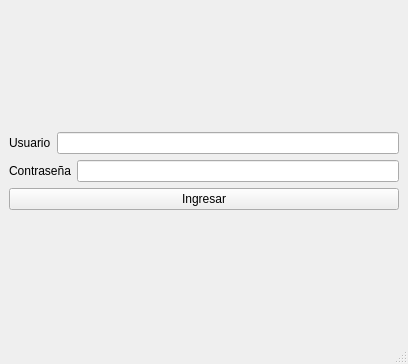
Before: the Qt Designer form ui/login.ui in FacuMillo35/digitalizacion_minutas, drawn with Qt 5.
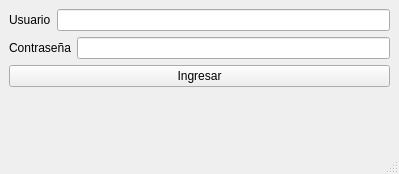
After: the same form once the commit is applied.

Patch:
```diff
--- a/ui/login.ui
+++ b/ui/login.ui
@@ -6,16 +6,16 @@
    <rect>
     <x>0</x>
     <y>0</y>
-    <width>408</width>
-    <height>364</height>
+    <width>399</width>
+    <height>174</height>
    </rect>
   </property>
   <property name="windowTitle">
    <string>MainWindow</string>
   </property>
   <widget class="QWidget" name="centralwidget">
-   <layout class="QGridLayout" name="gridLayout">
-    <item row="0" column="0">
+   <layout class="QVBoxLayout" name="verticalLayout_3">
+    <item>
      <layout class="QVBoxLayout" name="verticalLayout_2">
       <item>
        <layout class="QVBoxLayout" name="verticalLayout">
@@ -65,6 +65,19 @@
       </item>
      </layout>
     </item>
+    <item>
+     <spacer name="verticalSpacer">
+      <property name="orientation">
+       <enum>Qt::Vertical</enum>
+      </property>
+      <property name="sizeHint" stdset="0">
+       <size>
+        <width>20</width>
+        <height>40</height>
+       </size>
+      </property>
+     </spacer>
+    </item>
    </layout>
   </widget>
   <widget class="QMenuBar" name="menubar">
```
Left out of the diff: 10 changed lines with no effect on the pictures.
